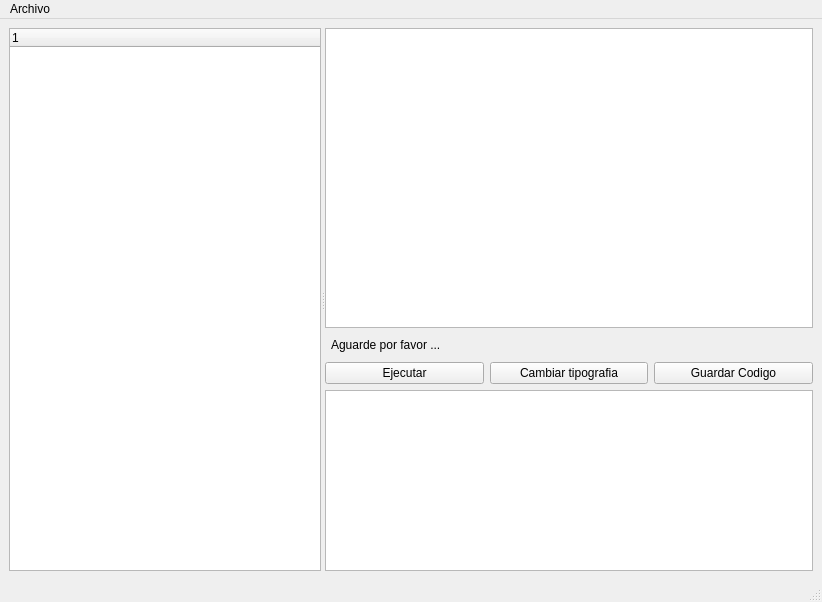
Qt form pilas/cargador/ui.ui (hugoruscitti/pilas) before a commit.
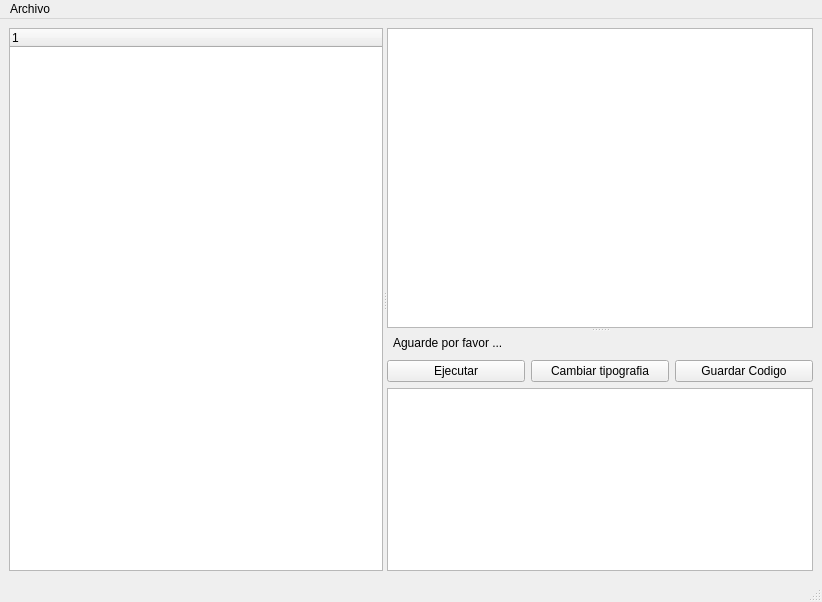
The same form after that commit.

Commit message: agregando un deslizador para separar el codigo de la captura de pantalla en el cargador de ejemplos.

The edit to the form file:
```diff
--- a/pilas/cargador/ui.ui
+++ b/pilas/cargador/ui.ui
@@ -16,7 +16,7 @@
   <widget class="QWidget" name="centralwidget">
    <layout class="QGridLayout" name="gridLayout">
     <item row="0" column="0">
-     <widget class="QSplitter" name="splitter">
+     <widget class="QSplitter" name="splitter_2">
       <property name="orientation">
        <enum>Qt::Horizontal</enum>
       </property>
@@ -27,9 +27,10 @@
         </property>
        </column>
       </widget>
-      <widget class="QWidget" name="">
-       <layout class="QVBoxLayout" name="verticalLayout">
-        <item>
+      <widget class="QSplitter" name="splitter">
+       <property name="orientation">
+        <enum>Qt::Vertical</enum>
+       </property>
          <widget class="QGraphicsView" name="imagen">
           <property name="sizePolicy">
            <sizepolicy hsizetype="Minimum" vsizetype="Minimum">
@@ -43,8 +44,24 @@
             <height>300</height>
            </size>
           </property>
-         </widget>
-        </item>
+        <property name="autoFillBackground">
+         <bool>true</bool>
+        </property>
+        <property name="renderHints">
+         <set>QPainter::SmoothPixmapTransform</set>
+        </property>
+        <property name="transformationAnchor">
+         <enum>QGraphicsView::AnchorUnderMouse</enum>
+        </property>
+        <property name="resizeAnchor">
+         <enum>QGraphicsView::AnchorViewCenter</enum>
+        </property>
+        <property name="viewportUpdateMode">
+         <enum>QGraphicsView::SmartViewportUpdate</enum>
+        </property>
+       </widget>
+       <widget class="QWidget" name="layoutWidget">
+        <layout class="QVBoxLayout" name="verticalLayout">
         <item>
          <widget class="QFrame" name="progreso">
           <property name="minimumSize">
@@ -110,6 +127,7 @@
          </widget>
         </item>
        </layout>
+       </widget>
       </widget>
      </widget>
     </item>
```
Lines whose indentation alone changed are shown as unchanged. The commit also changes 1 other file.
